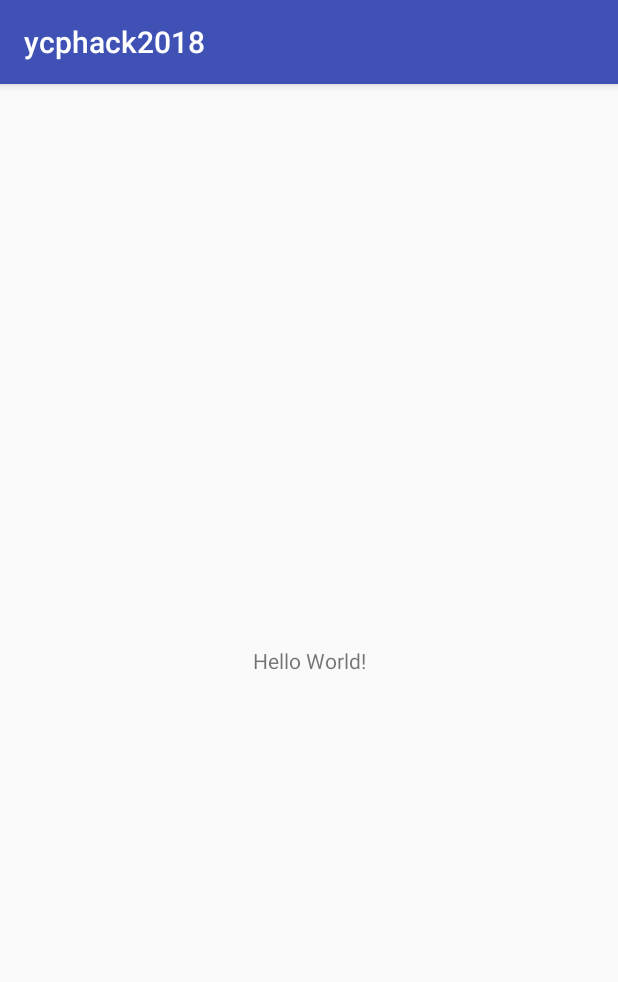
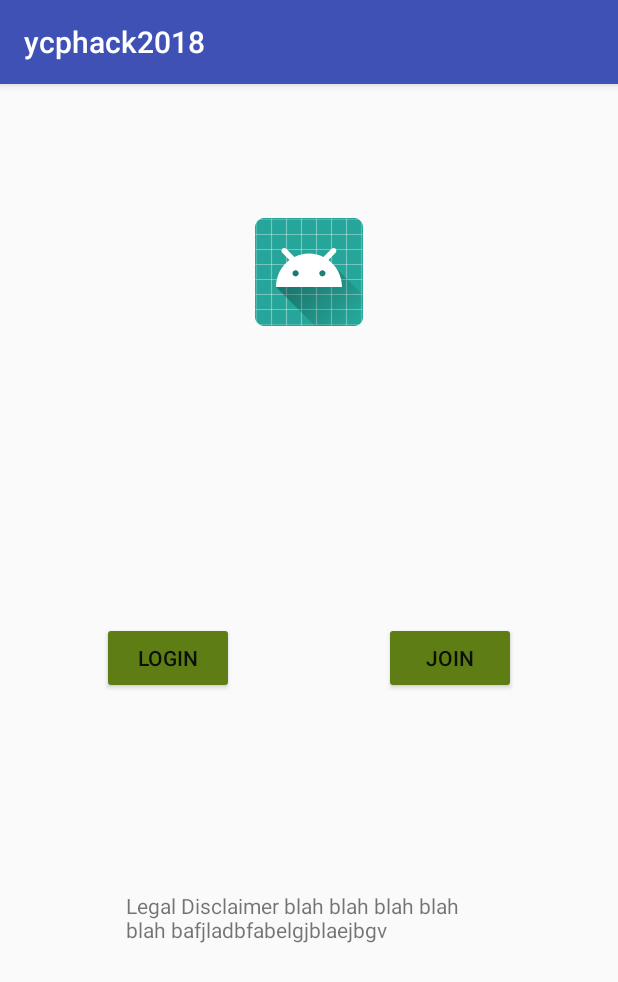
Before and after one commit to Anolan19/ycphack2018, an Android app: the screen it shows after launch (MainActivity), on a phone screen of 412 x 824 dp. Shown: the top 982 px of the screen. Run offline under Robolectric (Android 15) with nearby library versions, the phone set to English and light mode, and no system bars.

Commit message:
first layout

```diff
--- a/project/app/src/main/res/layout/activity_main.xml
+++ b/project/app/src/main/res/layout/activity_main.xml
@@ -6,13 +6,66 @@
     android:layout_height="match_parent"
     tools:context=".MainActivity">
 
-    <TextView
+    <Button
+        android:id="@+id/button2"
+        style="@style/Widget.AppCompat.Button"
         android:layout_width="wrap_content"
         android:layout_height="wrap_content"
-        android:text="Hello World!"
+        android:layout_marginStart="68dp"
+        android:layout_marginTop="8dp"
+        android:layout_marginBottom="8dp"
+        android:backgroundTint="@color/colorPrimaryDark"
+        android:text="Login"
         app:layout_constraintBottom_toBottomOf="parent"
-        app:layout_constraintLeft_toLeftOf="parent"
-        app:layout_constraintRight_toRightOf="parent"
-        app:layout_constraintTop_toTopOf="parent" />
+        app:layout_constraintStart_toStartOf="parent"
+        app:layout_constraintTop_toTopOf="parent"
+        app:layout_constraintVertical_bias="0.498" />
+
+    <Button
+        android:id="@+id/button3"
+        android:layout_width="wrap_content"
+        android:layout_height="wrap_content"
+        android:layout_marginStart="102dp"
+        android:layout_marginTop="8dp"
+        android:layout_marginEnd="68dp"
+        android:layout_marginBottom="8dp"
+        android:backgroundTint="@color/colorPrimaryDark"
+        android:text="Join"
+        app:layout_constraintBottom_toBottomOf="parent"
+        app:layout_constraintEnd_toEndOf="parent"
+        app:layout_constraintHorizontal_bias="1.0"
+        app:layout_constraintStart_toEndOf="@+id/button2"
+        app:layout_constraintTop_toTopOf="parent"
+        app:layout_constraintVertical_bias="0.498" />
+
+    <ImageView
+        android:id="@+id/imageView"
+        android:layout_width="wrap_content"
+        android:layout_height="wrap_content"
+        android:layout_marginStart="156dp"
+        android:layout_marginTop="89dp"
+        android:layout_marginEnd="156dp"
+        app:layout_constraintEnd_toEndOf="parent"
+        app:layout_constraintStart_toStartOf="parent"
+        app:layout_constraintTop_toTopOf="parent"
+        app:srcCompat="@mipmap/ic_launcher" />
+
+    <TextView
+        android:id="@+id/textView2"
+        android:layout_width="246dp"
+        android:layout_height="131dp"
+        android:layout_marginStart="8dp"
+        android:layout_marginTop="8dp"
+        android:layout_marginEnd="8dp"
+        android:layout_marginBottom="8dp"
+        android:fontFamily="sans-serif"
+        android:text="Legal Disclaimer blah blah blah blah blah bafjladbfabelgjblaejbgv"
+        android:typeface="monospace"
+        app:layout_constraintBottom_toBottomOf="parent"
+        app:layout_constraintEnd_toEndOf="parent"
+        app:layout_constraintHorizontal_bias="0.508"
+        app:layout_constraintStart_toStartOf="parent"
+        app:layout_constraintTop_toTopOf="parent"
+        app:layout_constraintVertical_bias="0.854" />
 
 </android.support.constraint.ConstraintLayout>
--- a/project/app/src/main/res/values/colors.xml
+++ b/project/app/src/main/res/values/colors.xml
@@ -1,6 +1,6 @@
 <?xml version="1.0" encoding="utf-8"?>
 <resources>
     <color name="colorPrimary">#3F51B5</color>
-    <color name="colorPrimaryDark">#303F9F</color>
+    <color name="colorPrimaryDark">#5e7d15</color>
     <color name="colorAccent">#FF4081</color>
 </resources>
--- a/project/build.gradle
+++ b/project/build.gradle
@@ -7,7 +7,7 @@ buildscript {
         jcenter()
     }
     dependencies {
-        classpath 'com.android.tools.build:gradle:3.1.4'
+        classpath 'com.android.tools.build:gradle:3.2.1'
 
 
         // NOTE: Do not place your application dependencies here; they belong
```
Also changed, not shown: project/gradle/wrapper/gradle-wrapper.properties, 1 other file.
